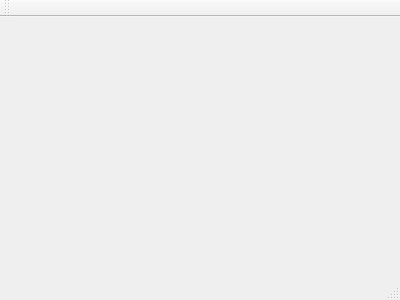
Above: usb_tst/mainwindow.ui from yangquanll/date_by_date before the change. Below: the same form after it.
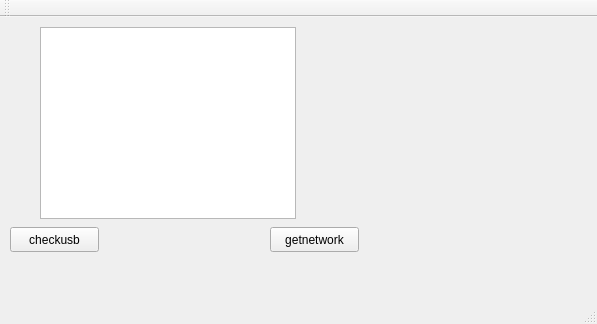
That is the form after the change.

```diff
--- a/usb_tst/mainwindow.ui
+++ b/usb_tst/mainwindow.ui
@@ -1,24 +1,76 @@
 <ui version="4.0">
  <class>MainWindow</class>
- <widget class="QMainWindow" name="MainWindow" >
-  <property name="geometry" >
+ <widget class="QMainWindow" name="MainWindow">
+  <property name="geometry">
    <rect>
     <x>0</x>
     <y>0</y>
-    <width>400</width>
-    <height>300</height>
+    <width>597</width>
+    <height>324</height>
    </rect>
   </property>
   <property name="windowTitle" >
    <string>MainWindow</string>
   </property>
-  <widget class="QMenuBar" name="menuBar" />
-  <widget class="QToolBar" name="mainToolBar" />
-  <widget class="QWidget" name="centralWidget" />
-  <widget class="QStatusBar" name="statusBar" />
+  <widget class="QWidget" name="centralWidget">
+   <widget class="QPushButton" name="checkButton">
+    <property name="geometry">
+     <rect>
+      <x>10</x>
+      <y>210</y>
+      <width>89</width>
+      <height>25</height>
+     </rect>
+    </property>
+    <property name="text">
+     <string>checkusb</string>
+    </property>
+   </widget>
+   <widget class="QListWidget" name="listWidget">
+    <property name="geometry">
+     <rect>
+      <x>40</x>
+      <y>10</y>
+      <width>256</width>
+      <height>192</height>
+     </rect>
+    </property>
+   </widget>
+   <widget class="QPushButton" name="getnwtButton">
+    <property name="geometry">
+     <rect>
+      <x>270</x>
+      <y>210</y>
+      <width>89</width>
+      <height>25</height>
+     </rect>
+    </property>
+    <property name="text">
+     <string>getnetwork</string>
+    </property>
+   </widget>
+  </widget>
+  <widget class="QMenuBar" name="menuBar">
+   <property name="geometry">
+    <rect>
+     <x>0</x>
+     <y>0</y>
+     <width>597</width>
+     <height>22</height>
+    </rect>
+   </property>
+  </widget>
+  <widget class="QToolBar" name="mainToolBar">
+   <attribute name="toolBarArea">
+    <enum>TopToolBarArea</enum>
+   </attribute>
+   <attribute name="toolBarBreak">
+    <bool>false</bool>
+   </attribute>
+  </widget>
+  <widget class="QStatusBar" name="statusBar"/>
  </widget>
- <layoutDefault spacing="6" margin="11" />
- <pixmapfunction></pixmapfunction>
+ <layoutdefault spacing="6" margin="11"/>
  <resources/>
  <connections/>
 </ui>
```
Left out of the diff: 3 changed lines with no effect on the pictures.
